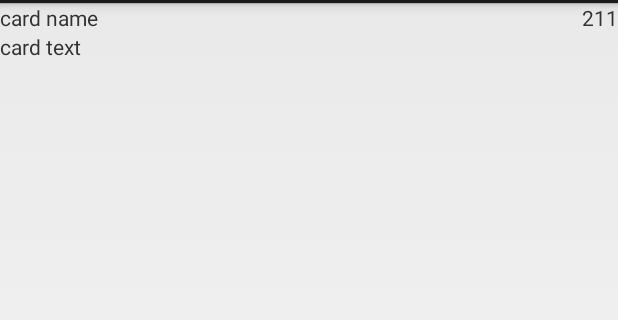
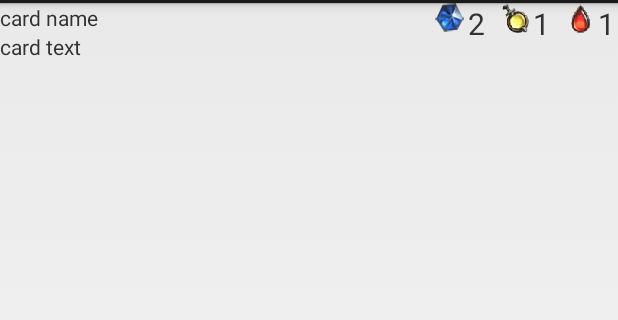
Before and after one commit to charlee/HearthMaster, an Android app: the layout card_list_item.xml on its own in the app's theme, with its tools: preview values and no code run, on a phone screen of 412 x 824 dp, the part 69-389 px from its top. Run offline under Robolectric (Android 15) with nearby library versions, the light colour scheme and no system bars.

Commit message:
added card stat icons

```diff
--- a/app/src/main/res/layout/card_list_item.xml
+++ b/app/src/main/res/layout/card_list_item.xml
@@ -1,16 +1,21 @@
 <?xml version="1.0" encoding="utf-8"?>
 
-<RelativeLayout xmlns:android="http://schemas.android.com/apk/res/android"
+<LinearLayout xmlns:android="http://schemas.android.com/apk/res/android"
     android:layout_width="match_parent"
-    android:layout_height="match_parent" >
+    android:layout_height="match_parent"
+    android:orientation="horizontal">
 
+    <LinearLayout
+        android:layout_width="match_parent"
+        android:layout_height="wrap_content"
+        android:orientation="vertical"
+        android:layout_weight="1"
+        >
 
         <TextView
             android:id="@+id/card_name"
             android:layout_width="match_parent"
             android:layout_height="wrap_content"
-            android:layout_alignParentLeft="true"
-            android:layout_alignParentTop="true"
             android:text="card name"
             />
 
@@ -18,32 +23,67 @@
             android:id="@+id/card_text"
             android:layout_width="match_parent"
             android:layout_height="wrap_content"
-            android:layout_alignLeft="@id/card_name"
-            android:layout_below="@id/card_name"
             android:text="card text"
             />
 
-    <TextView
-        android:id="@+id/card_health"
+
+        </LinearLayout>
+
+    <LinearLayout
         android:layout_width="wrap_content"
         android:layout_height="wrap_content"
-        android:layout_alignParentRight="true"
-        android:text="1" />
+        android:orientation="horizontal">
 
-    <TextView
-        android:id="@+id/card_attack"
-        android:layout_width="wrap_content"
-        android:layout_height="wrap_content"
-        android:layout_toLeftOf="@id/card_health"
-        android:layout_alignTop="@id/card_health"
-        android:text="1" />
 
-    <TextView
-        android:id="@+id/card_cost"
-        android:layout_width="wrap_content"
-        android:layout_height="wrap_content"
-        android:layout_toLeftOf="@id/card_attack"
-        android:layout_alignTop="@id/card_attack"
-        android:text="2" />
+        <ImageView
+            android:layout_width="wrap_content"
+            android:layout_height="wrap_content"
+            android:src="@drawable/mana"
+            android:paddingLeft="@dimen/card_meta_icon_padding"
+            />
 
-</RelativeLayout>
+        <TextView
+            android:id="@+id/card_cost"
+            android:layout_width="wrap_content"
+            android:layout_height="wrap_content"
+            android:textSize="@dimen/card_meta_text_size"
+            android:paddingLeft="@dimen/card_meta_text_padding"
+            android:paddingRight="@dimen/card_meta_text_padding"
+            android:text="2" />
+
+        <ImageView
+            android:layout_width="wrap_content"
+            android:layout_height="wrap_content"
+            android:src="@drawable/attack"
+            android:paddingLeft="@dimen/card_meta_icon_padding"
+            />
+
+        <TextView
+            android:id="@+id/card_attack"
+            android:layout_width="wrap_content"
+            android:layout_height="wrap_content"
+            android:textSize="@dimen/card_meta_text_size"
+            android:paddingLeft="@dimen/card_meta_text_padding"
+            android:paddingRight="@dimen/card_meta_text_padding"
+            android:text="1" />
+
+        <ImageView
+            android:layout_width="wrap_content"
+            android:layout_height="wrap_content"
+            android:src="@drawable/health"
+            android:paddingLeft="@dimen/card_meta_icon_padding"
+            />
+
+        <TextView
+            android:id="@+id/card_health"
+            android:layout_width="wrap_content"
+            android:layout_height="wrap_content"
+            android:textSize="@dimen/card_meta_text_size"
+            android:paddingLeft="@dimen/card_meta_text_padding"
+            android:paddingRight="@dimen/card_meta_text_padding"
+            android:text="1" />
+
+
+
+        </LinearLayout>
+</LinearLayout>
--- a/app/src/main/res/values/dimens.xml
+++ b/app/src/main/res/values/dimens.xml
@@ -3,4 +3,8 @@
     <dimen name="activity_horizontal_margin">16dp</dimen>
     <dimen name="activity_vertical_margin">16dp</dimen>
 
+    <dimen name="card_meta_text_size">20sp</dimen>
+    <dimen name="card_meta_text_padding">2dp</dimen>
+    <dimen name="card_meta_icon_padding">8dp</dimen>
+
     </resources>
```
Also changed, not shown: app/src/main/java/com/idv2/HearthMaster/ui/MainActivity.java (+58 -5 lines), app/src/main/res/drawable-hdpi/attack.png (added), app/src/main/res/drawable-hdpi/health.png (added), app/src/main/res/drawable-hdpi/mana.png (added), app/src/main/res/drawable-mdpi/attack.png (added), app/src/main/res/drawable-mdpi/health.png (added), app/src/main/res/drawable-mdpi/mana.png (added), app/src/main/res/drawable-xhdpi/attack.png (added), app/src/main/res/drawable-xhdpi/health.png (added), app/src/main/res/drawable-xhdpi/mana.png (added).
